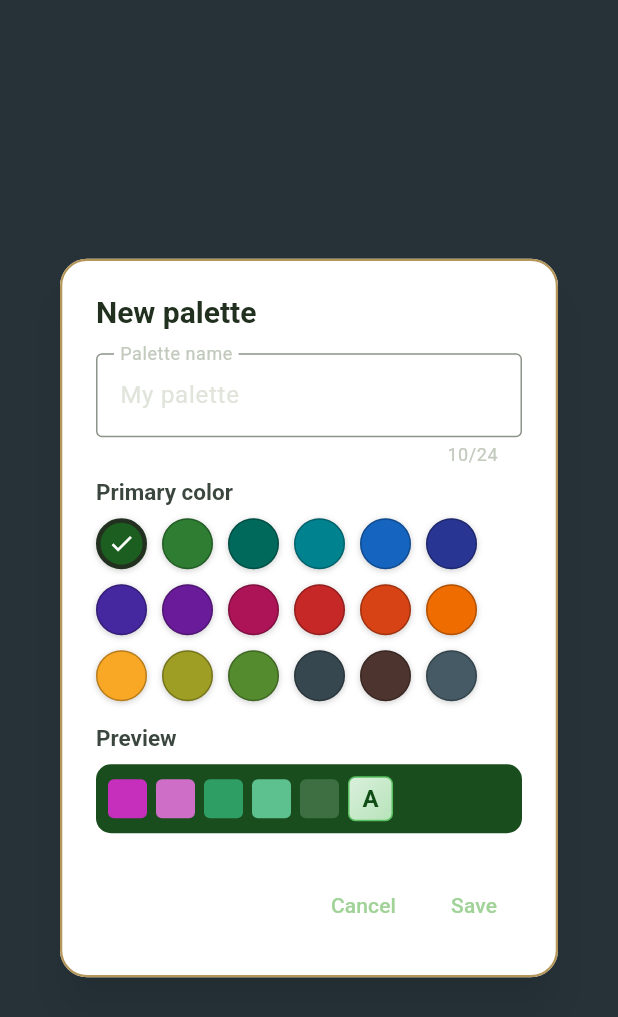
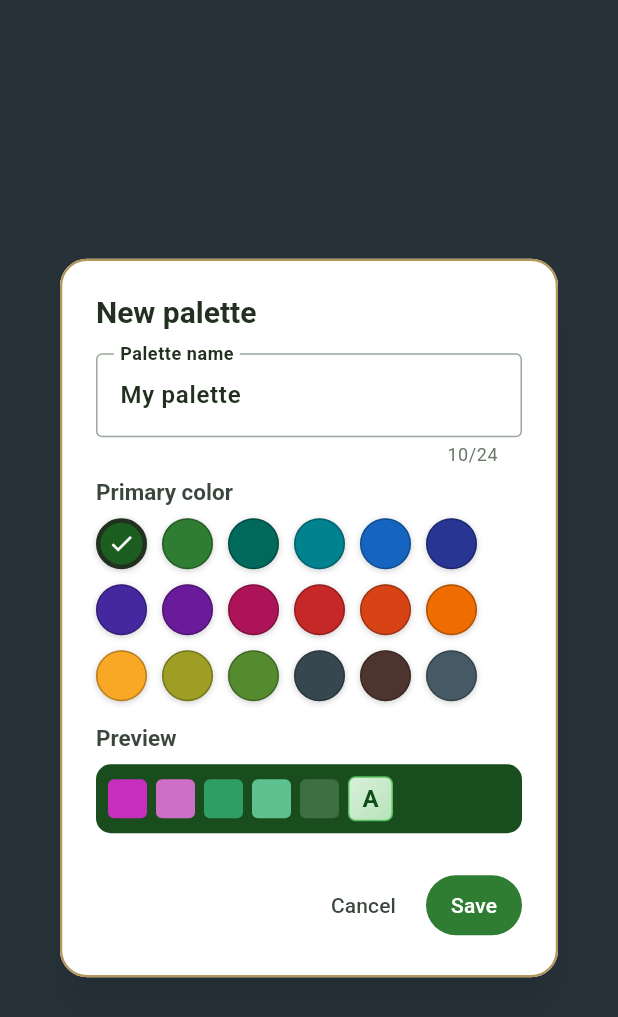
Before and after one commit to Bobs-Dev-Attic/ScrabbleOffline, a Flutter app: the _PaletteEditorDialog widget shown alone on an empty page, opened directly, on a phone screen of 412 x 824 dp. Shown: the top 1017 px of the screen. Run offline on Flutter 3.47's test engine with Material 3 defaults, Android fonts, the phone set to English and light mode, and no system bars; our stand-ins replace hive_flutter; missing offline and left inert: dart:js_interop; accounts and stored records are empty; statements that could not run were skipped.

Commit message:
Darker palette-dialog text, vs Computer on top, animated sparkle Suggest icon (v1.17.0)
- Home: "vs Computer" is now the first/top button (above Pass & Play).
- Custom-palette dialog: dark, readable name field (text/label/counter/borders)
  and a solid green Save button.
- Suggest button: animated _SparkleIcon — the star shimmers through a rotating
  multi-color SweepGradient and gently pulses.

Released as v1.17.0+20. Analyze clean; 52 tests pass; home order verified.

Co-Authored-By: Claude Opus 4.8 (1M context) <noreply@anthropic.com>
Claude-Session: https://claude.ai/code/session_01ELPJ4JbJE1txyuwyskc5um

```diff
--- a/lib/app_info.dart
+++ b/lib/app_info.dart
@@ -4,9 +4,9 @@
 /// with its topmost `## [X.Y.Z]` entry by `tool/sync_version.py` (run during
 /// the build). To release, add a CHANGELOG entry and run that script — do not
 /// edit this value by hand.
-const String kAppVersion = '1.16.0';
+const String kAppVersion = '1.17.0';
 
 /// Build number for this release (the `+N` in pubspec). Also kept in sync from
 /// CHANGELOG.md by `tool/sync_version.py`. Used to compare against the server's
 /// version.json when checking for updates.
-const int kAppBuild = 19;
+const int kAppBuild = 20;
--- a/lib/ui/settings_screen.dart
+++ b/lib/ui/settings_screen.dart
@@ -763,9 +763,21 @@ class _PaletteEditorDialogState extends State<_PaletteEditorDialog> {
               TextField(
                 controller: _name,
                 maxLength: 24,
+                style: const TextStyle(
+                    color: Color(0xFF22311F), fontWeight: FontWeight.w600),
+                cursorColor: const Color(0xFF22311F),
                 decoration: const InputDecoration(
                   labelText: 'Palette name',
-                  border: OutlineInputBorder(),
+                  labelStyle: TextStyle(color: Color(0xFF3A463E)),
+                  floatingLabelStyle: TextStyle(
+                      color: Color(0xFF22311F), fontWeight: FontWeight.bold),
+                  counterStyle: TextStyle(color: Color(0xFF6B756A)),
+                  enabledBorder: OutlineInputBorder(
+                    borderSide: BorderSide(color: Color(0xFF9AA89B)),
+                  ),
+                  focusedBorder: OutlineInputBorder(
+                    borderSide: BorderSide(color: Color(0xFF22311F), width: 2),
+                  ),
                 ),
               ),
               const SizedBox(height: 8),
@@ -792,10 +804,15 @@ class _PaletteEditorDialogState extends State<_PaletteEditorDialog> {
       ),
       actions: [
         TextButton(
+          style: TextButton.styleFrom(
+              foregroundColor: const Color(0xFF3A463E)),
           onPressed: () => Navigator.pop(context),
           child: const Text('Cancel'),
         ),
         TextButton(
+          style: TextButton.styleFrom(
+              foregroundColor: Colors.white,
+              backgroundColor: const Color(0xFF2E7D32)),
           onPressed: () {
             final name = _name.text.trim().isEmpty
                 ? 'My palette'
--- a/pubspec.yaml
+++ b/pubspec.yaml
@@ -1,7 +1,7 @@
 name: scrabble_offline
 description: A 100% offline, standalone Scrabble game built with Flutter Web.
 publish_to: "none"
-version: 1.16.0+19
+version: 1.17.0+20
 
 environment:
   sdk: ">=3.0.0 <4.0.0"
```
Also changed, not shown: lib/main.dart (+8 -8 lines), lib/ui/game_screen.dart (+60 -1 lines), 1 other file.
